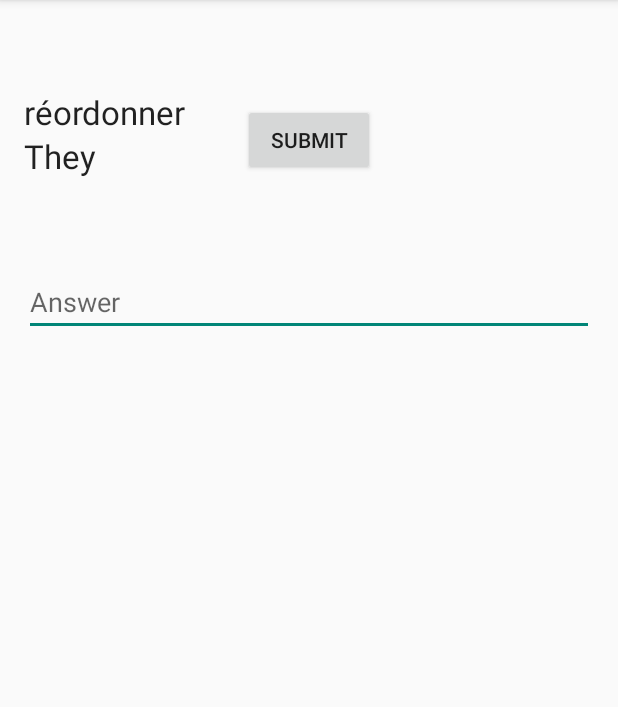
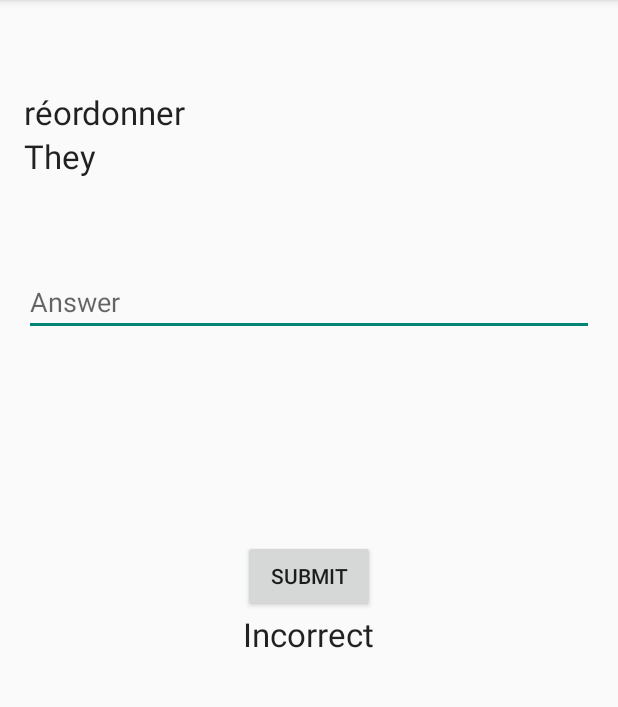
Before and after one commit to etp404/frenchverbinator, an Android app: the screen it shows after launch (QuestionActivity), in the options menu, after a tap on "Settings", on a phone screen of 412 x 824 dp, the part 84-791 px from its top. Run offline under Robolectric (Android 15) with nearby library versions, the phone set to English and light mode, and no system bars.

Commit message:
Feeback given by UI.

```diff
--- a/app/src/main/java/uk/co/mould/matt/frenchverbinator/AndroidQuestionView.java
+++ b/app/src/main/java/uk/co/mould/matt/frenchverbinator/AndroidQuestionView.java
@@ -26,6 +26,11 @@ public final class AndroidQuestionView implements QuestionView {
 
 	@Override
 	public void showCorrect() {
+		((TextView)questionViewGroup.findViewById(R.id.result_box)).setText("Correct");
+	}
 
+	@Override
+	public void showIncorrect() {
+		((TextView)questionViewGroup.findViewById(R.id.result_box)).setText("Incorrect");
 	}
 }
--- a/app/src/main/java/uk/co/mould/matt/frenchverbinator/QuestionActivity.java
+++ b/app/src/main/java/uk/co/mould/matt/frenchverbinator/QuestionActivity.java
@@ -4,11 +4,18 @@ import android.app.Activity;
 import android.os.Bundle;
 import android.view.Menu;
 import android.view.MenuItem;
+import android.view.View;
 import android.view.ViewGroup;
+import android.widget.TextView;
 
 import org.xml.sax.InputSource;
+
+import uk.co.mould.matt.QuestionGenerator;
 import uk.co.mould.matt.QuestionGeneratorFromXml;
 import uk.co.mould.matt.QuestionPresenter;
+import uk.co.mould.matt.conjugators.Conjugator;
+import uk.co.mould.matt.parser.ConjugationParser;
+import uk.co.mould.matt.parser.VerbListParser;
 
 public class QuestionActivity extends Activity {
 
@@ -17,10 +24,23 @@ public class QuestionActivity extends Activity {
 		super.onCreate(savedInstanceState);
 		setContentView(R.layout.question_layout);
 		try {
-			QuestionPresenter questionPresenter = new QuestionPresenter(
+			VerbListParser verbListParser = new VerbListParser(new InputSource(getResources().openRawResource(R.raw.verbs_fr)));
+			QuestionGenerator questionGenerator = new QuestionGeneratorFromXml(verbListParser);
+
+			Conjugator conjugator = new Conjugator(verbListParser, new ConjugationParser(new InputSource(getResources().openRawResource(R.raw.conjugation_fr))));
+			final QuestionPresenter questionPresenter = new QuestionPresenter(
 					new AndroidQuestionView((ViewGroup)findViewById(R.id.question_view_group)),
-					new QuestionGeneratorFromXml(new InputSource(getResources().openRawResource(R.raw.verbs_fr))), null);
+					questionGenerator,
+					conjugator);
 			questionPresenter.showQuestion();
+
+			findViewById(R.id.submitButton).setOnClickListener(new View.OnClickListener() {
+				@Override
+				public void onClick(View v) {
+					CharSequence answer = ((TextView) findViewById(R.id.answerBox)).getText();
+					questionPresenter.submitAnswer(answer.toString());
+				}
+			});
 
 		} catch (Exception ignored) {}
 	}
--- a/app/src/main/res/layout/question_layout.xml
+++ b/app/src/main/res/layout/question_layout.xml
@@ -29,12 +29,20 @@
         android:layout_height="wrap_content"
         android:id="@+id/answerBox"
         android:layout_below="@+id/person"
-        android:layout_marginTop="60dp" android:layout_toStartOf="@+id/person"
-        android:hint="Answer" android:layout_alignEnd="@+id/person"/>
+        android:layout_marginTop="60dp"
+        android:layout_toStartOf="@+id/person"
+        android:hint="Answer"
+        android:layout_alignParentEnd="true"/>
     <Button
         android:layout_width="wrap_content"
         android:layout_height="wrap_content"
         android:text="Submit"
-        android:id="@+id/submitButton" android:layout_below="@+id/editText"
-        android:layout_centerHorizontal="true" android:layout_marginTop="53dp"/>
+        android:id="@+id/submitButton"
+        android:layout_centerVertical="true" android:layout_centerHorizontal="true"/>
+    <TextView
+        android:layout_width="wrap_content"
+        android:layout_height="wrap_content"
+        android:textAppearance="?android:attr/textAppearanceLarge"
+        android:id="@+id/result_box" android:layout_below="@+id/submitButton"
+        android:layout_centerHorizontal="true"/>
 </RelativeLayout>
--- a/core/src/main/java/uk/co/mould/matt/QuestionGeneratorFromXml.java
+++ b/core/src/main/java/uk/co/mould/matt/QuestionGeneratorFromXml.java
@@ -27,16 +27,8 @@ public final class QuestionGeneratorFromXml implements QuestionGenerator {
 
 	}};
 
-	public QuestionGeneratorFromXml(InputSource inputSource) {
-		try {
-			this.verbParser = new VerbListParser(inputSource);
-		} catch (ParserConfigurationException e) {
-
-		} catch (IOException e) {
-
-		} catch (SAXException e) {
-
-		}
+	public QuestionGeneratorFromXml(VerbListParser verbParser) {
+		this.verbParser = verbParser;
 	}
 
 	public Persons.Person getRandomPerson() {
```
